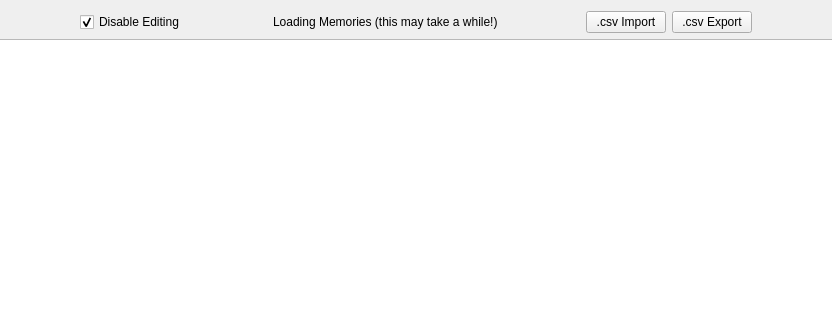
adecarolis/wfweb, file memories.ui: the form before one commit; both pictures show x 91 to 923 and y 0 to 320 of the 1113 by 520 pixel window.
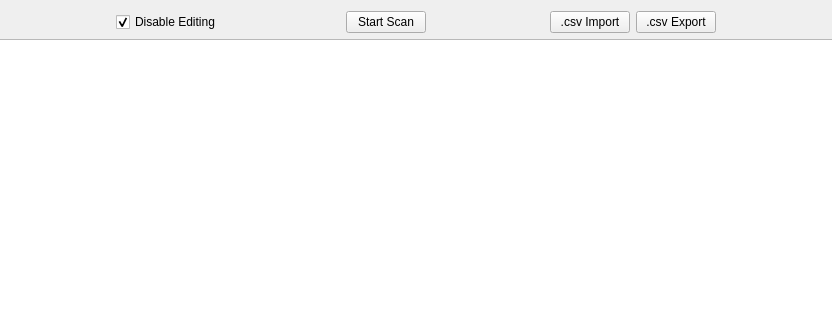
The form after the commit. Custom widgets are drawn as their Qt base class.

Diff of the .ui file:
```diff
--- a/memories.ui
+++ b/memories.ui
@@ -61,49 +61,9 @@
         </spacer>
        </item>
        <item>
-        <widget class="QLabel" name="loadingMemories">
-         <property name="enabled">
-          <bool>true</bool>
-         </property>
-         <property name="palette">
-          <palette>
-           <active>
-            <colorrole role="WindowText">
-             <brush brushstyle="SolidPattern">
-              <color alpha="255">
-               <red>0</red>
-               <green>0</green>
-               <blue>0</blue>
-              </color>
-             </brush>
-            </colorrole>
-           </active>
-           <inactive>
-            <colorrole role="WindowText">
-             <brush brushstyle="SolidPattern">
-              <color alpha="255">
-               <red>0</red>
-               <green>0</green>
-               <blue>0</blue>
-              </color>
-             </brush>
-            </colorrole>
-           </inactive>
-           <disabled>
-            <colorrole role="WindowText">
-             <brush brushstyle="SolidPattern">
-              <color alpha="255">
-               <red>120</red>
-               <green>120</green>
-               <blue>120</blue>
-              </color>
-             </brush>
-            </colorrole>
-           </disabled>
-          </palette>
-         </property>
+        <widget class="QPushButton" name="scanButton">
          <property name="text">
-          <string>Loading Memories (this may take a while!)</string>
+          <string>Start Scan</string>
          </property>
         </widget>
        </item>
```
Left out of the diff: 14 changed lines with no effect on the pictures.
